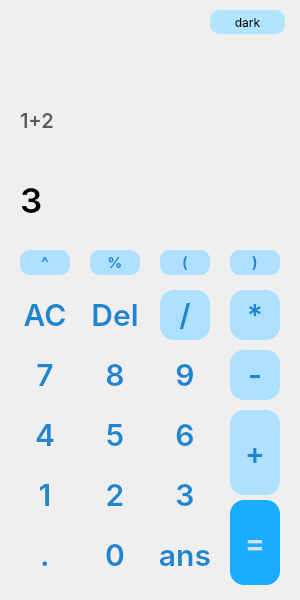
This is Calculator_Qt.ui in Yusfgus/Calculator_Qt as Qt 5 draws it before an edit. The edited form follows.
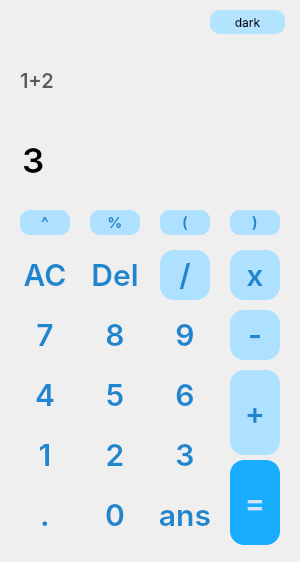
This is the edited form.

Commit message: change label "label1" to lineEdit "screen1" and add validation

```diff
--- a/Calculator_Qt.ui
+++ b/Calculator_Qt.ui
@@ -7,7 +7,7 @@
     <x>0</x>
     <y>0</y>
     <width>300</width>
-    <height>600</height>
+    <height>562</height>
    </rect>
   </property>
   <property name="windowTitle">
@@ -35,7 +35,7 @@
     <property name="geometry">
      <rect>
       <x>20</x>
-      <y>530</y>
+      <y>490</y>
       <width>50</width>
       <height>50</height>
      </rect>
@@ -62,7 +62,7 @@
     <property name="geometry">
      <rect>
       <x>230</x>
-      <y>500</y>
+      <y>460</y>
       <width>50</width>
       <height>85</height>
      </rect>
@@ -92,7 +92,7 @@
     <property name="geometry">
      <rect>
       <x>230</x>
-      <y>410</y>
+      <y>370</y>
       <width>50</width>
       <height>85</height>
      </rect>
@@ -118,7 +118,7 @@
     <property name="geometry">
      <rect>
       <x>90</x>
-      <y>530</y>
+      <y>490</y>
       <width>50</width>
       <height>50</height>
      </rect>
@@ -145,7 +145,7 @@
     <property name="geometry">
      <rect>
       <x>160</x>
-      <y>530</y>
+      <y>490</y>
       <width>50</width>
       <height>50</height>
      </rect>
@@ -175,7 +175,7 @@
     <property name="geometry">
      <rect>
       <x>160</x>
-      <y>470</y>
+      <y>430</y>
       <width>50</width>
       <height>50</height>
      </rect>
@@ -202,7 +202,7 @@
     <property name="geometry">
      <rect>
       <x>90</x>
-      <y>470</y>
+      <y>430</y>
       <width>50</width>
       <height>50</height>
      </rect>
@@ -230,7 +230,7 @@
     <property name="geometry">
      <rect>
       <x>20</x>
-      <y>470</y>
+      <y>430</y>
       <width>50</width>
       <height>50</height>
      </rect>
@@ -257,7 +257,7 @@
     <property name="geometry">
      <rect>
       <x>20</x>
-      <y>350</y>
+      <y>310</y>
       <width>50</width>
       <height>50</height>
      </rect>
@@ -284,7 +284,7 @@
     <property name="geometry">
      <rect>
       <x>90</x>
-      <y>410</y>
+      <y>370</y>
       <width>50</width>
       <height>50</height>
      </rect>
@@ -311,7 +311,7 @@
     <property name="geometry">
      <rect>
       <x>20</x>
-      <y>410</y>
+      <y>370</y>
       <width>50</width>
       <height>50</height>
      </rect>
@@ -338,7 +338,7 @@
     <property name="geometry">
      <rect>
       <x>160</x>
-      <y>410</y>
+      <y>370</y>
       <width>50</width>
       <height>50</height>
      </rect>
@@ -365,7 +365,7 @@
     <property name="geometry">
      <rect>
       <x>160</x>
-      <y>350</y>
+      <y>310</y>
       <width>50</width>
       <height>50</height>
      </rect>
@@ -392,7 +392,7 @@
     <property name="geometry">
      <rect>
       <x>90</x>
-      <y>350</y>
+      <y>310</y>
       <width>50</width>
       <height>50</height>
      </rect>
@@ -419,7 +419,7 @@
     <property name="geometry">
      <rect>
       <x>230</x>
-      <y>350</y>
+      <y>310</y>
       <width>50</width>
       <height>50</height>
      </rect>
@@ -445,7 +445,7 @@
     <property name="geometry">
      <rect>
       <x>230</x>
-      <y>290</y>
+      <y>250</y>
       <width>50</width>
       <height>50</height>
      </rect>
@@ -461,7 +461,7 @@
 line-height: normal;</string>
     </property>
     <property name="text">
-     <string>*</string>
+     <string>x</string>
     </property>
     <property name="shortcut">
      <string>*</string>
@@ -471,7 +471,7 @@
     <property name="geometry">
      <rect>
       <x>90</x>
-      <y>290</y>
+      <y>250</y>
       <width>50</width>
       <height>50</height>
      </rect>
@@ -500,7 +500,7 @@
     <property name="geometry">
      <rect>
       <x>160</x>
-      <y>290</y>
+      <y>250</y>
       <width>50</width>
       <height>50</height>
      </rect>
@@ -526,7 +526,7 @@
     <property name="geometry">
      <rect>
       <x>20</x>
-      <y>290</y>
+      <y>250</y>
       <width>50</width>
       <height>50</height>
      </rect>
@@ -556,7 +556,7 @@
     <property name="geometry">
      <rect>
       <x>160</x>
-      <y>250</y>
+      <y>210</y>
       <width>50</width>
       <height>25</height>
      </rect>
@@ -583,7 +583,7 @@
     <property name="geometry">
      <rect>
       <x>230</x>
-      <y>250</y>
+      <y>210</y>
       <width>50</width>
       <height>25</height>
      </rect>
@@ -610,7 +610,7 @@
     <property name="geometry">
      <rect>
       <x>90</x>
-      <y>250</y>
+      <y>210</y>
       <width>50</width>
       <height>25</height>
      </rect>
@@ -637,7 +637,7 @@
     <property name="geometry">
      <rect>
       <x>20</x>
-      <y>250</y>
+      <y>210</y>
       <width>50</width>
       <height>25</height>
      </rect>
@@ -664,34 +664,7 @@
     <property name="geometry">
      <rect>
       <x>20</x>
-      <y>170</y>
-      <width>260</width>
-      <height>60</height>
-     </rect>
-    </property>
-    <property name="layoutDirection">
-     <enum>Qt::LeftToRight</enum>
-    </property>
-    <property name="styleSheet">
-     <string notr="true">color: #000;
-font-family: Inter;
-font-size: 35px;
-font-style: normal;
-font-weight: 500;
-line-height: normal;</string>
-    </property>
-    <property name="text">
-     <string>3</string>
-    </property>
-    <property name="alignment">
-     <set>Qt::AlignLeading|Qt::AlignLeft|Qt::AlignVCenter</set>
-    </property>
-   </widget>
-   <widget class="QLabel" name="label2">
-    <property name="geometry">
-     <rect>
-      <x>20</x>
-      <y>90</y>
+      <y>50</y>
       <width>260</width>
       <height>60</height>
      </rect>
@@ -729,6 +702,33 @@
      <string>dark</string>
     </property>
    </widget>
+   <widget class="QLineEdit" name="screen1">
+    <property name="geometry">
+     <rect>
+      <x>20</x>
+      <y>130</y>
+      <width>260</width>
+      <height>60</height>
+     </rect>
+    </property>
+    <property name="styleSheet">
+     <string notr="true">border : none;
+background: transparent;
+
+color: #000;
+font-family: Inter;
+font-size: 35px;
+font-style: normal;
+font-weight: 500;
+line-height: normal;</string>
+    </property>
+    <property name="text">
+     <string>3</string>
+    </property>
+    <property name="alignment">
+     <set>Qt::AlignLeading|Qt::AlignLeft|Qt::AlignVCenter</set>
+    </property>
+   </widget>
   </widget>
  </widget>
  <layoutdefault spacing="6" margin="11"/>
```
Left out of the diff: 2 changed lines with no effect on the pictures. The commit also changes 3 other files.
